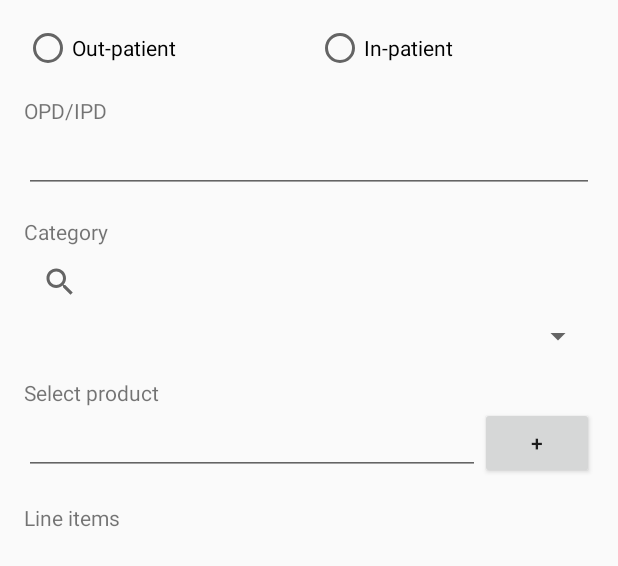
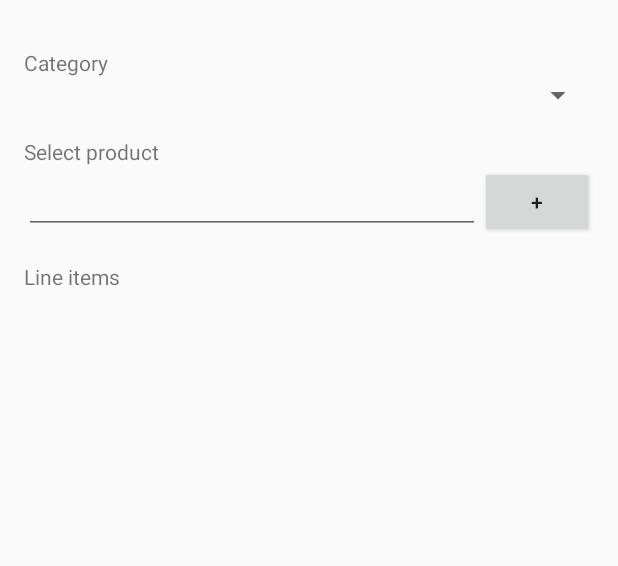
Before and after one commit to Meso-Health/meso-clinic, an Android app: the layout fragment_encounter.xml on its own in the app's theme, with its tools: preview values and no code run, on a phone screen of 412 x 824 dp. Shown: the top 566 px of the screen. Run offline under Robolectric (Android 15) with nearby library versions, the phone set to English and light mode, and no system bars.

Commit message:
Enable search suggestions to populate billable list. Comment out opd/ipd inputs for now.
[no tracker]

```diff
--- a/app/src/main/java/org/watsi/uhp/database/BillableDao.java
+++ b/app/src/main/java/org/watsi/uhp/database/BillableDao.java
@@ -43,6 +43,12 @@ public class BillableDao {
         getInstance().getBillableDao().create(billables);
     }
 
+    public static Billable findById(String billableId) throws SQLException {
+        Map<String,Object> queryMap = new HashMap<>();
+        queryMap.put("id", billableId);
+        return getInstance().getBillableDao().queryForFieldValues(queryMap).get(0);
+    }
+
     public static List<Billable> findByCategory(Billable.CategoryEnum category) throws SQLException {
         Map<String,Object> queryMap = new HashMap<>();
         queryMap.put("category", category);
--- a/app/src/main/res/layout/fragment_encounter.xml
+++ b/app/src/main/res/layout/fragment_encounter.xml
@@ -18,48 +18,42 @@
             android:focusable="true"
             android:focusableInTouchMode="true" >
 
-            <RadioGroup xmlns:android="http://schemas.android.com/apk/res/android"
-                android:id="@+id/inpatient_outpatient_select_radio"
-                android:layout_width="fill_parent"
-                android:layout_height="wrap_content"
-                android:orientation="horizontal"
-                android:weightSum="2" >
-                <RadioButton android:id="@+id/radio_outpatient"
-                    android:layout_width="wrap_content"
-                    android:layout_height="wrap_content"
-                    android:text="@string/outpatient_radio_label"
-                    android:layout_weight="1" />
-                <RadioButton android:id="@+id/radio_ninjas"
-                    android:layout_width="wrap_content"
-                    android:layout_height="wrap_content"
-                    android:text="@string/inpatient_radio_label"
-                    android:layout_weight="1" />
-            </RadioGroup>
+            <!--<RadioGroup xmlns:android="http://schemas.android.com/apk/res/android"-->
+                <!--android:id="@+id/inpatient_outpatient_select_radio"-->
+                <!--android:layout_width="fill_parent"-->
+                <!--android:layout_height="wrap_content"-->
+                <!--android:orientation="horizontal"-->
+                <!--android:weightSum="2" >-->
+                <!--<RadioButton android:id="@+id/radio_outpatient"-->
+                    <!--android:layout_width="wrap_content"-->
+                    <!--android:layout_height="wrap_content"-->
+                    <!--android:text="@string/outpatient_radio_label"-->
+                    <!--android:layout_weight="1" />-->
+                <!--<RadioButton android:id="@+id/radio_ninjas"-->
+                    <!--android:layout_width="wrap_content"-->
+                    <!--android:layout_height="wrap_content"-->
+                    <!--android:text="@string/inpatient_radio_label"-->
+                    <!--android:layout_weight="1" />-->
+            <!--</RadioGroup>-->
 
-            <TextView
-                android:layout_width="fill_parent"
-                android:layout_height="wrap_content"
-                android:layout_marginTop="@dimen/encounter_form_margin"
-                android:text="@string/encounter_opd_ipd_label"/>
+            <!--<TextView-->
+                <!--android:layout_width="fill_parent"-->
+                <!--android:layout_height="wrap_content"-->
+                <!--android:layout_marginTop="@dimen/encounter_form_margin"-->
+                <!--android:text="@string/encounter_opd_ipd_label"/>-->
 
-            <EditText
-                android:id="@+id/encounter_opd_ipd"
-                android:inputType="number"
-                android:layout_width="fill_parent"
-                android:layout_height="wrap_content"
-                android:imeOptions="actionDone" />
+            <!--<EditText-->
+                <!--android:id="@+id/encounter_opd_ipd"-->
+                <!--android:inputType="number"-->
+                <!--android:layout_width="fill_parent"-->
+                <!--android:layout_height="wrap_content"-->
+                <!--android:imeOptions="actionDone" />-->
 
             <TextView
                 android:layout_width="fill_parent"
                 android:layout_height="wrap_content"
                 android:layout_marginTop="@dimen/encounter_form_margin"
                 android:text="@string/encounter_category_label"/>
-
-            <android.support.v7.widget.SearchView
-                android:layout_width="match_parent"
-                android:layout_height="match_parent">
-
-            </android.support.v7.widget.SearchView>
 
             <Spinner
                 android:id="@+id/category_spinner"
--- a/app/src/main/res/xml/searchable.xml
+++ b/app/src/main/res/xml/searchable.xml
@@ -4,7 +4,7 @@
     android:label="@string/encounter_search_label"
     android:hint="@string/encounter_search_hint"
     android:searchSuggestThreshold="3"
-    android:searchSuggestIntentAction="android.intent.action.SEARCH"
+    android:searchSuggestIntentAction="android.intent.action.VIEW"
     android:singleLine = "true"
     android:searchSuggestAuthority="org.watsi.uhp.provider">
 </searchable>
```
Also changed, not shown: app/src/main/java/org/watsi/uhp/activities/MainActivity.java (+13 -0 lines), app/src/main/java/org/watsi/uhp/fragments/EncounterFragment.java (+21 -12 lines), app/src/main/java/org/watsi/uhp/providers/BillableContentProvider.java (+9 -13 lines).
